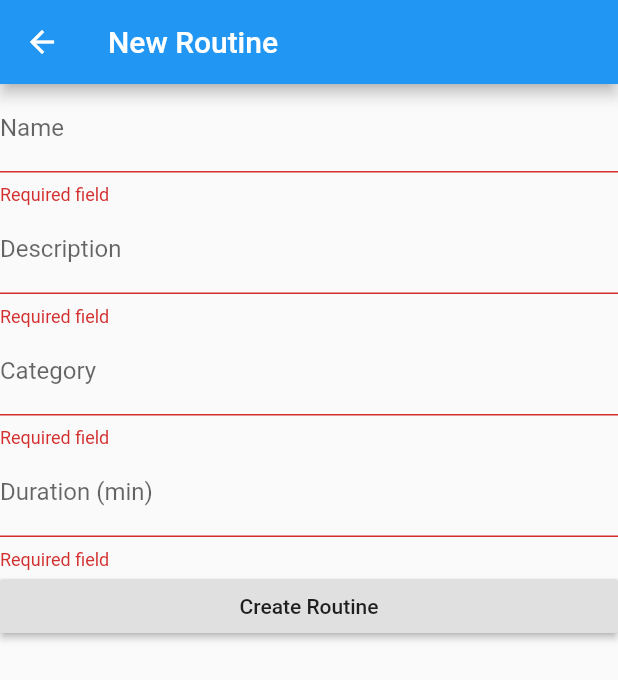
After one commit to manuelvargastapia/FWorkout, a Flutter app: the NewRoutinePage screen opened by its route, after a tap on "Create Routine", on a phone screen of 412 x 824 dp. The commit adds this screen. Shown: the top 680 px of the screen. Run offline on Flutter 3.47's test engine with Material 2 defaults, Android fonts, the phone set to English and light mode, and no system bars; our stand-ins replace sqflite; accounts and stored records are empty.

Commit message:
Routines and Exercises partially added

```diff
--- a/lib/data/database_helper.dart
+++ b/lib/data/database_helper.dart
@@ -4,6 +4,9 @@ import 'dart:io' as io;
 import 'package:path/path.dart';
 import 'package:path_provider/path_provider.dart';
 import '../model/user_model.dart';
+//Nuevos importes
+import '../model/exercise_model.dart';
+import '../model/routine_model.dart';
 
 class DBHelper {
   static final DBHelper _instance = DBHelper.internal();
@@ -33,7 +36,16 @@ class DBHelper {
     await db.execute(
       'CREATE TABLE User(id INTEGER PRIMARY KEY AUTOINCREMENT, name TEXT, email TEXT, password TEXT)',
     );
-    print('[DBHelper] _createTables: Success');
+    print('[DBHelper] _createTables (User): Success');
+    //Nueva creación de tablas: Rutinas y Ejercicios:
+    await db.execute(
+      'CREATE TABLE Routine(id INTEGER PRIMARY KEY AUTOINCREMENT, name TEXT, description TEXT, category TEXT, durationMin TEXT)',
+    );
+    print('[DBHelper] _createTables (Routine): Success');
+    await db.execute(
+      'CREATE TABLE Exercise(id INTEGER PRIMARY KEY AUTOINCREMENT, name TEXT, description TEXT, category TEXT, sets INTEGER, timeMin INTEGER, loadKg INTEGER, idUser INTEGER, idRoutine INTEGER)',
+    );
+    print('[DBHelper] _createTables (Exercise): Success');
   }
 
   void saveUser(String name, String email, String password) async {
@@ -69,4 +81,99 @@ class DBHelper {
       return null;
     }
   }
+
+  //Métodos save y get para Routine
+  void saveRoutine(
+    String name,
+    String description,
+    String category,
+    String durationMin,
+    //String idUser,
+    //String idExercise,
+  ) async {
+    var dbClient = await db;
+    await dbClient.transaction((trans) async {
+      return await trans.rawInsert(
+        'INSERT INTO Routine(name, description, category, durationMin) VALUES(\'$name\', \'$description\', \'$category\', \'$durationMin\')',
+      );
+    });
+    print(
+      '[DBHelper] saveRoutine: Success | $name, $description, $category, $durationMin',
+    );
+  }
+
+  Future<List<Routine>> getRoutine(String id) async {
+    var dbClient = await db;
+    List<Routine> routinesList = List();
+    List<Map> queryList = await dbClient.rawQuery(
+      'SELECT * FROM Routine WHERE id=\'$id\'',
+    );
+    print('[DBHelper] getRoutine: ${queryList.length} routines');
+    if (queryList != null && queryList.length > 0) {
+      for (int i = 0; i < queryList.length; i++) {
+        routinesList.add(Routine(
+          queryList[i]['id'].toString(),
+          queryList[i]['name'],
+          queryList[i]['description'],
+          queryList[i]['category'],
+          queryList[i]['duration'],
+        ));
+      }
+      print('[DBHelper] getRoutine: ${routinesList[0].name}');
+      return routinesList;
+    } else {
+      print('[DBHelper] getRoutine: Routine is null');
+      return null;
+    }
+  }
+
+  //Métodos save y get para Exercise
+  void saveExercise(
+    String name,
+    String description,
+    String category,
+    int sets,
+    int timeMin,
+    int loadKg,
+    int idUser,
+    int idRoutine,
+  ) async {
+    var dbClient = await db;
+    await dbClient.transaction((trans) async {
+      return await trans.rawInsert(
+        'INSERT INTO Exercise(name, description, category, sets, timeMin, loadKg, idUser, idRoutine) VALUES(\'$name\', \'$description\', \'$category\', $sets, $timeMin, $loadKg, $idUser, $idRoutine)',
+      );
+    });
+    print(
+        '[DBHelper] saveExercise: Success | $name, $description, $category, $sets, $timeMin, $loadKg, $idUser, $idRoutine');
+  }
+
+  Future<List<Exercise>> getExercise(String id) async {
+    var dbClient = await db;
+    List<Exercise> exercisesList = List();
+    List<Map> queryList = await dbClient.rawQuery(
+      'SELECT * FROM Exercise WHERE id=\'$id\'',
+    );
+    print('[DBHelper] getExercise: ${queryList.length} exercises');
+    if (queryList != null && queryList.length > 0) {
+      for (int i = 0; i < queryList.length; i++) {
+        exercisesList.add(Exercise(
+          queryList[i]['id'].toString(),
+          queryList[i]['name'],
+          queryList[i]['description'],
+          queryList[i]['category'],
+          queryList[i]['sets'],
+          queryList[i]['timeMin'],
+          queryList[i]['loadKg'],
+          queryList[i]['idUser'],
+          queryList[i]['idRoutine'],
+        ));
+      }
+      print('[DBHelper] getExercise: ${exercisesList[0].name}');
+      return exercisesList;
+    } else {
+      print('[DBHelper] getUser: Exercise is null');
+      return null;
+    }
+  }
 }
--- /dev/null
+++ b/lib/model/exercise_model.dart
@@ -0,0 +1,23 @@
+class Exercise {
+  String _id;
+  String _name;
+  String _description;
+  String _category;
+  int _sets;
+  int timeMin;
+  int loadKg;
+  String _idUser;
+  String _idRoutine;
+
+  Exercise(this._id, this._name, this._description, this._category, this._sets,
+      this._idUser, this._idRoutine,
+      [this.timeMin, this.loadKg]);
+
+  String get id => _id;
+  String get name => _name;
+  String get description => _description;
+  String get category => _category;
+  int get sets => _sets;
+  String get idUser => _idUser;
+  String get idRoutine => _idRoutine;
+}
--- /dev/null
+++ b/lib/model/routine_model.dart
@@ -0,0 +1,27 @@
+class Routine {
+  String _id;
+  String _name;
+  String _description;
+  String _category;
+  String _durationMin;
+  //String _idUser;
+  //String _idExercise;
+
+  Routine(
+    this._id,
+    this._name,
+    this._description,
+    this._category,
+    this._durationMin,
+    //this._idUser,
+    //this._idExercise,
+  );
+
+  String get id => _id;
+  String get name => _name;
+  String get description => _description;
+  String get category => _category;
+  String get durationMin => _durationMin;
+  //String get idUser => _idUser;
+  //String get idExercise => _idExercise;
+}
--- a/lib/pages/home_page.dart
+++ b/lib/pages/home_page.dart
@@ -40,6 +40,13 @@ class HomePage extends StatelessWidget {
           child: Text('Insert fancy content here'),
         ),
       ),
+      //FAB añadido
+      floatingActionButton: FloatingActionButton(
+        onPressed: () {
+          Navigator.pushNamed(context, '/new_routine');
+        },
+        child: Icon(Icons.add),
+      ),
     );
   }
 }
--- /dev/null
+++ b/lib/pages/new_routine_page.dart
@@ -0,0 +1,75 @@
+import 'package:flutter/material.dart';
+import 'package:fworkout/data/database_helper.dart';
+
+class NewRoutinePage extends StatefulWidget {
+  @override
+  _NewRoutinePageState createState() => _NewRoutinePageState();
+}
+
+class _NewRoutinePageState extends State<NewRoutinePage> {
+  final _formKey = GlobalKey<FormState>();
+  final nameController = TextEditingController();
+  final descriptionController = TextEditingController();
+  final categoryController = TextEditingController();
+  final durationMinController = TextEditingController();
+
+  @override
+  Widget build(BuildContext context) {
+    return Scaffold(
+      appBar: AppBar(
+        title: Text('New Routine'),
+      ),
+      body: Form(
+        key: _formKey,
+        child: ListView(
+          children: <Widget>[
+            TextFormField(
+              controller: nameController,
+              decoration: InputDecoration(labelText: 'Name'),
+              validator: _validateTextFormField,
+            ),
+            TextFormField(
+              controller: descriptionController,
+              decoration: InputDecoration(labelText: 'Description'),
+              validator: _validateTextFormField,
+            ),
+            TextFormField(
+              controller: categoryController,
+              decoration: InputDecoration(labelText: 'Category'),
+              validator: _validateTextFormField,
+            ),
+            TextFormField(
+              controller: durationMinController,
+              decoration: InputDecoration(labelText: 'Duration (min)'),
+              validator: _validateTextFormField,
+            ),
+            RaisedButton(
+              child: Text('Create Routine'),
+              onPressed: () {
+                if (_formKey.currentState.validate()) {
+                  DBHelper dbHelper = DBHelper();
+                  dbHelper.saveRoutine(
+                    nameController.text,
+                    descriptionController.text,
+                    categoryController.text,
+                    durationMinController.text,
+                  );
+                  Navigator.pushReplacementNamed(context, '/home');
+                  Navigator.pop(context);
+                }
+              },
+            ),
+          ],
+        ),
+      ),
+    );
+  }
+
+  String _validateTextFormField(value) {
+    if (value.isEmpty) {
+      return 'Required field';
+    } else {
+      return null;
+    }
+  }
+}
--- a/lib/routes.dart
+++ b/lib/routes.dart
@@ -2,10 +2,13 @@ import 'package:flutter/material.dart';
 import 'package:fworkout/pages/home_page.dart';
 import 'package:fworkout/pages/login_page.dart';
 import 'package:fworkout/pages/signup_page.dart';
+import 'package:fworkout/pages/new_routine_page.dart';
 
 final myRoutes = {
   '/': (BuildContext context) => LoginPage(),
   '/signup': (BuildContext context) => SignUpPage(),
   '/login': (BuildContext context) => LoginPage(),
   '/home': (BuildContext context) => HomePage(),
+  //Nuevas rutas
+  '/new_routine': (BuildContext context) => NewRoutinePage(),
 };
```
